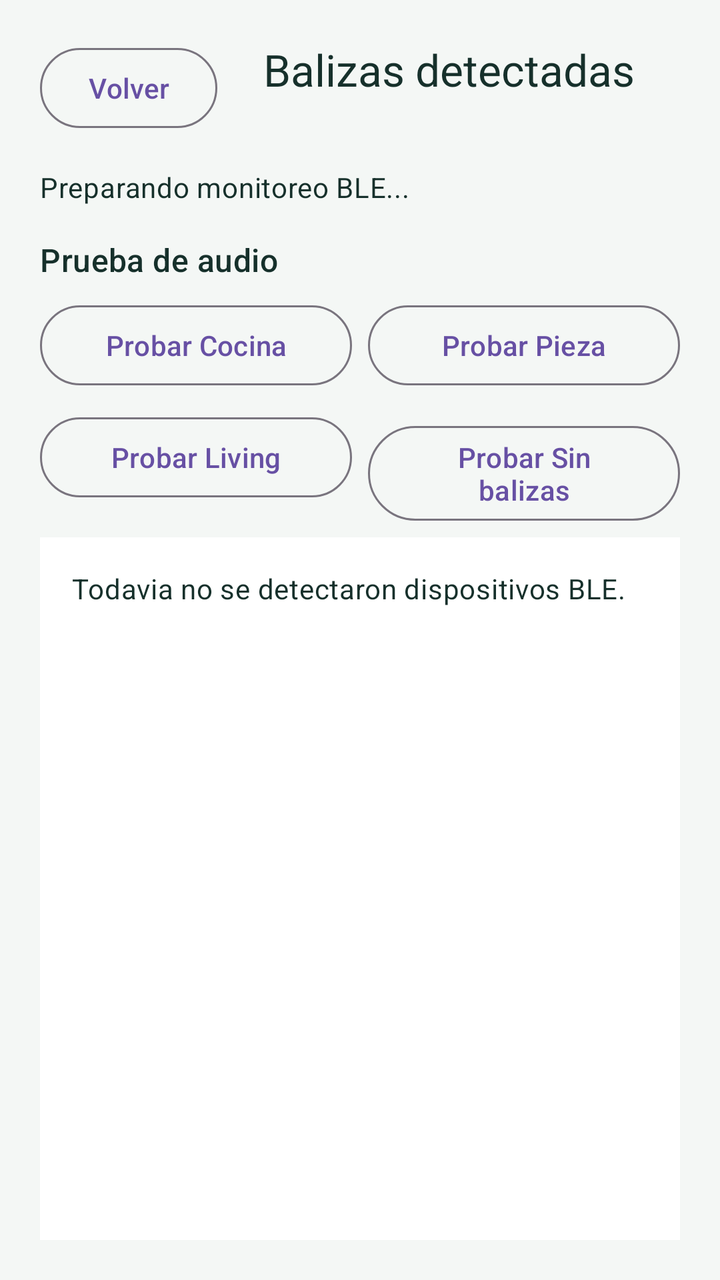
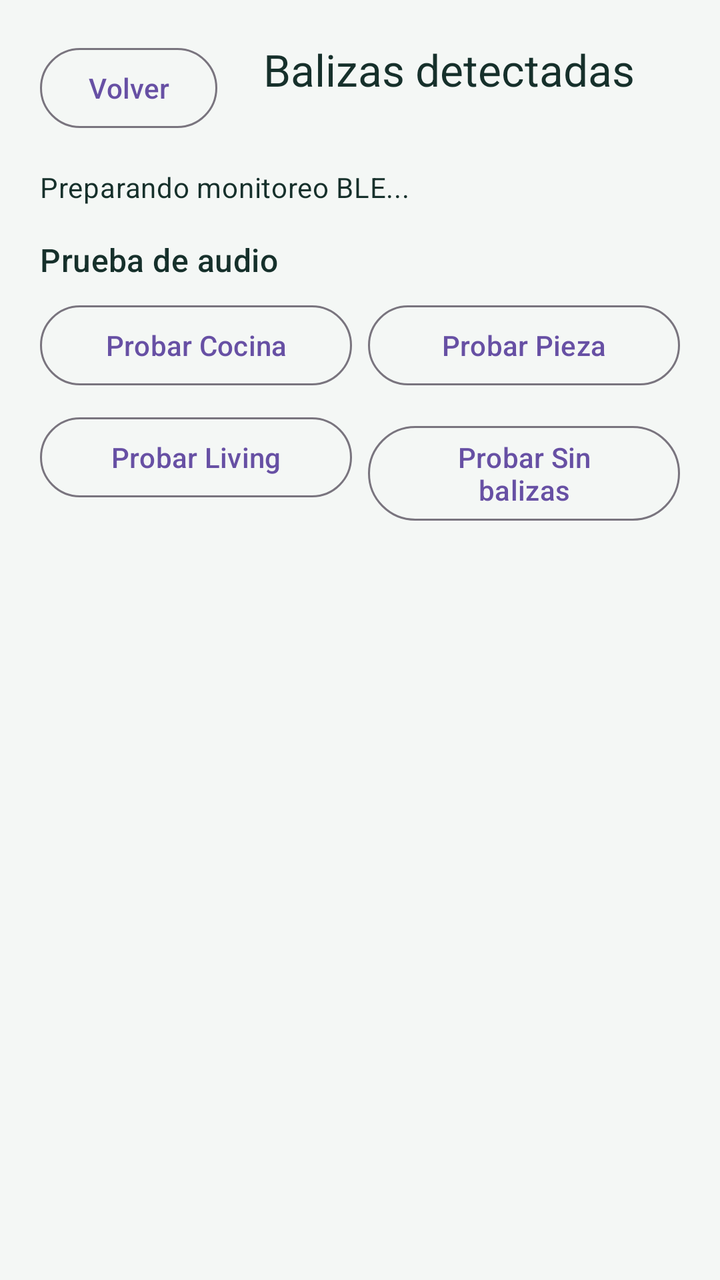

The first picture is an Android layout as it rendered before a commit; the second is the same layout after the commit. The layout source and the unified diff follow.
<!-- AndroidManifest.xml: application theme Theme.BleBeaconFinder -->
<!-- res/layout/activity_beacon_scanner.xml -->
<?xml version="1.0" encoding="utf-8"?>
<androidx.constraintlayout.widget.ConstraintLayout xmlns:android="http://schemas.android.com/apk/res/android"
    xmlns:app="http://schemas.android.com/apk/res-auto"
    android:layout_width="match_parent"
    android:layout_height="match_parent"
    android:background="@color/background_color"
    android:padding="20dp">

    <com.google.android.material.button.MaterialButton
        android:id="@+id/backButton"
        style="@style/Widget.Material3.Button.OutlinedButton"
        android:layout_width="wrap_content"
        android:layout_height="wrap_content"
        android:text="@string/back"
        android:textAllCaps="false"
        app:layout_constraintStart_toStartOf="parent"
        app:layout_constraintTop_toTopOf="parent" />

    <TextView
        android:id="@+id/scannerTitle"
        android:layout_width="0dp"
        android:layout_height="wrap_content"
        android:gravity="center"
        android:text="@string/scanner_title"
        android:textAppearance="@style/TextAppearance.Material3.TitleLarge"
        android:textColor="@color/text_color"
        app:layout_constraintEnd_toEndOf="parent"
        app:layout_constraintStart_toEndOf="@id/backButton"
        app:layout_constraintTop_toTopOf="parent" />

    <TextView
        android:id="@+id/scannerStatusText"
        android:layout_width="0dp"
        android:layout_height="wrap_content"
        android:layout_marginTop="16dp"
        android:text="@string/scanner_initial_status"
        android:textAppearance="@style/TextAppearance.Material3.BodyMedium"
        android:textColor="@color/text_color"
        app:layout_constraintEnd_toEndOf="parent"
        app:layout_constraintStart_toStartOf="parent"
        app:layout_constraintTop_toBottomOf="@id/backButton" />

    <TextView
        android:id="@+id/audioTestTitle"
        android:layout_width="0dp"
        android:layout_height="wrap_content"
        android:layout_marginTop="16dp"
        android:text="@string/audio_test_title"
        android:textAppearance="@style/TextAppearance.Material3.TitleMedium"
        android:textColor="@color/text_color"
        app:layout_constraintEnd_toEndOf="parent"
        app:layout_constraintStart_toStartOf="parent"
        app:layout_constraintTop_toBottomOf="@id/scannerStatusText" />

    <com.google.android.material.button.MaterialButton
        android:id="@+id/testCocinaButton"
        style="@style/Widget.Material3.Button.OutlinedButton"
        android:layout_width="0dp"
        android:layout_height="wrap_content"
        android:layout_marginTop="8dp"
        android:text="@string/audio_test_cocina"
        android:textAllCaps="false"
        app:layout_constraintEnd_toStartOf="@id/testPiezaButton"
        app:layout_constraintHorizontal_chainStyle="spread"
        app:layout_constraintStart_toStartOf="parent"
        app:layout_constraintTop_toBottomOf="@id/audioTestTitle" />

    <com.google.android.material.button.MaterialButton
        android:id="@+id/testPiezaButton"
        style="@style/Widget.Material3.Button.OutlinedButton"
        android:layout_width="0dp"
        android:layout_height="wrap_content"
        android:layout_marginStart="8dp"
        android:text="@string/audio_test_pieza"
        android:textAllCaps="false"
        app:layout_constraintBaseline_toBaselineOf="@id/testCocinaButton"
        app:layout_constraintEnd_toEndOf="parent"
        app:layout_constraintStart_toEndOf="@id/testCocinaButton" />

    <com.google.android.material.button.MaterialButton
        android:id="@+id/testLivingButton"
        style="@style/Widget.Material3.Button.OutlinedButton"
        android:layout_width="0dp"
        android:layout_height="wrap_content"
        android:layout_marginTop="8dp"
        android:text="@string/audio_test_living"
        android:textAllCaps="false"
        app:layout_constraintEnd_toStartOf="@id/testNoBeaconButton"
        app:layout_constraintHorizontal_chainStyle="spread"
        app:layout_constraintStart_toStartOf="parent"
        app:layout_constraintTop_toBottomOf="@id/testCocinaButton" />

    <com.google.android.material.button.MaterialButton
        android:id="@+id/testNoBeaconButton"
        style="@style/Widget.Material3.Button.OutlinedButton"
        android:layout_width="0dp"
        android:layout_height="wrap_content"
        android:layout_marginStart="8dp"
        android:text="@string/audio_test_none"
        android:textAllCaps="false"
        app:layout_constraintBaseline_toBaselineOf="@id/testLivingButton"
        app:layout_constraintEnd_toEndOf="parent"
        app:layout_constraintStart_toEndOf="@id/testLivingButton" />

    <ScrollView
        android:id="@+id/beaconScrollView"
        android:layout_width="0dp"
        android:layout_height="0dp"
        android:layout_marginTop="16dp"
        android:fillViewport="true"
        app:layout_constraintBottom_toBottomOf="parent"
        app:layout_constraintEnd_toEndOf="parent"
        app:layout_constraintStart_toStartOf="parent"
        app:layout_constraintTop_toBottomOf="@id/testLivingButton">

        <TextView
            android:id="@+id/beaconListText"
            android:layout_width="match_parent"
            android:layout_height="wrap_content"
            android:background="@android:color/white"
            android:padding="16dp"
            android:text="@string/monitoring_empty"
            android:textAppearance="@style/TextAppearance.Material3.BodyMedium"
            android:textColor="@color/text_color" />
    </ScrollView>

</androidx.constraintlayout.widget.ConstraintLayout>
<!-- resources referenced by this layout -->
<resources>
  <color name="background_color">#F4F7F5</color>
  <color name="text_color">#16302B</color>
  <string name="audio_test_cocina">Probar Cocina</string>
  <string name="audio_test_living">Probar Living</string>
  <string name="audio_test_none">Probar Sin balizas</string>
  <string name="audio_test_pieza">Probar Pieza</string>
  <string name="audio_test_title">Prueba de audio</string>
  <string name="back">Volver</string>
  <string name="monitoring_empty">Todavia no se detectaron dispositivos BLE.</string>
  <string name="scanner_initial_status">Preparando monitoreo BLE...</string>
  <string name="scanner_title">Balizas detectadas</string>
  <style name="Theme.BleBeaconFinder" parent="Theme.Material3.DayNight.NoActionBar">
          <item name="android:statusBarColor" tools:targetApi="l">@android:color/transparent</item>
          <item name="android:navigationBarColor">@color/background_color</item>
          <item name="android:windowBackground">@color/background_color</item>
          <item name="colorOnSurface">@color/text_color</item>
      </style>
</resources>

<!-- the commit's change to res/layout/activity_beacon_scanner.xml (unified diff, before → after) -->
@@ -102,26 +102,16 @@
         app:layout_constraintEnd_toEndOf="parent"
         app:layout_constraintStart_toEndOf="@id/testLivingButton" />
 
-    <ScrollView
-        android:id="@+id/beaconScrollView"
+    <ListView
+        android:id="@+id/beaconListView"
         android:layout_width="0dp"
         android:layout_height="0dp"
         android:layout_marginTop="16dp"
-        android:fillViewport="true"
+        android:divider="@android:color/transparent"
+        android:dividerHeight="12dp"
         app:layout_constraintBottom_toBottomOf="parent"
         app:layout_constraintEnd_toEndOf="parent"
         app:layout_constraintStart_toStartOf="parent"
-        app:layout_constraintTop_toBottomOf="@id/testLivingButton">
-
-        <TextView
-            android:id="@+id/beaconListText"
-            android:layout_width="match_parent"
-            android:layout_height="wrap_content"
-            android:background="@android:color/white"
-            android:padding="16dp"
-            android:text="@string/monitoring_empty"
-            android:textAppearance="@style/TextAppearance.Material3.BodyMedium"
-            android:textColor="@color/text_color" />
-    </ScrollView>
+        app:layout_constraintTop_toBottomOf="@id/testLivingButton" />
 
 </androidx.constraintlayout.widget.ConstraintLayout>
<!-- resource entries referenced after the edit -->
@@ -8,7 +8,6 @@
   <string name="audio_test_pieza">Probar Pieza</string>
   <string name="audio_test_title">Prueba de audio</string>
   <string name="back">Volver</string>
-  <string name="monitoring_empty">Todavia no se detectaron dispositivos BLE.</string>
   <string name="scanner_initial_status">Preparando monitoreo BLE...</string>
   <string name="scanner_title">Balizas detectadas</string>
   <style name="Theme.BleBeaconFinder" parent="Theme.Material3.DayNight.NoActionBar">
